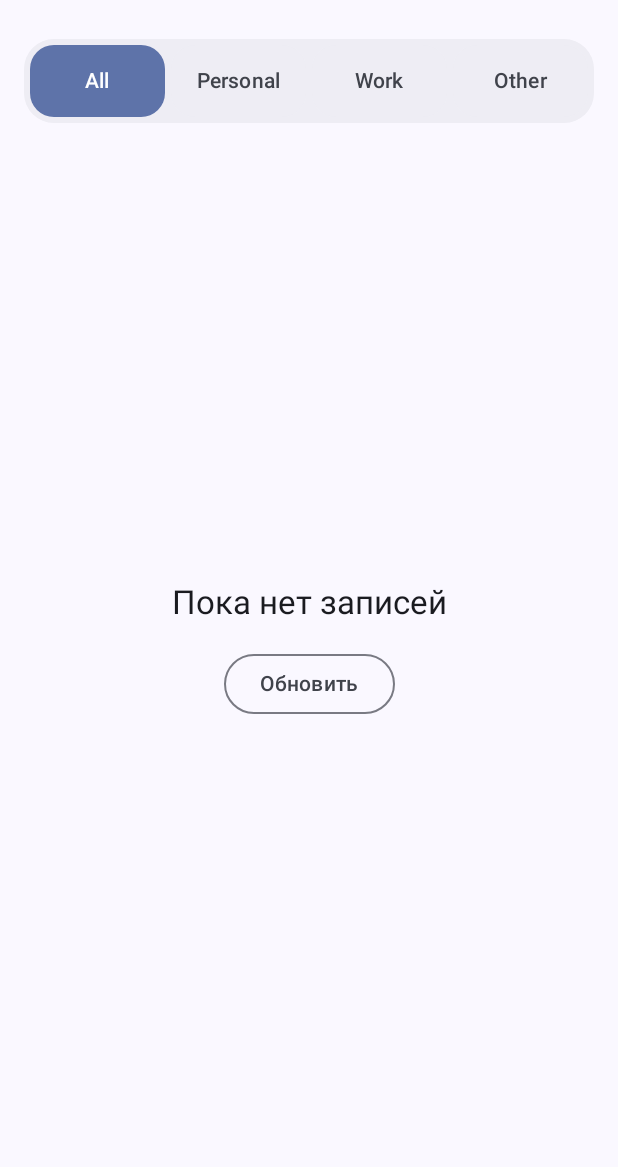
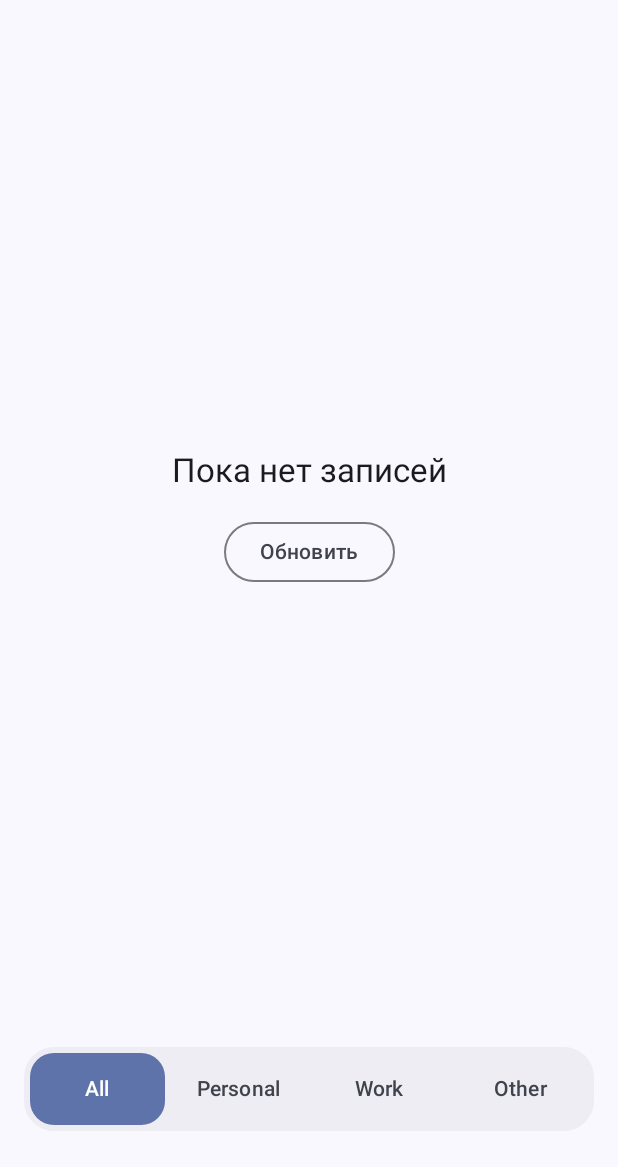
Before and after one commit to 5050d0/android2026, an Android app built with Jetpack Compose: the screen it shows after launch (MainActivity), on a phone screen of 412 x 824 dp, the part 69-1236 px from its top. Run offline under Robolectric (Android 15) with nearby library versions, the phone set to English and light mode, and no system bars.

Commit message:
Lab4 progress - ui changes

```diff
--- a/App/app/src/main/java/com/sosodo/convenientauthenticator/MainActivity.kt
+++ b/App/app/src/main/java/com/sosodo/convenientauthenticator/MainActivity.kt
@@ -426,12 +426,15 @@ fun AuthenticatorScreen(
                     ),
             ) {
                 AuthenticatorAppBar(onAdd = onAdd, onMenu = onMenu)
-                GroupSelector(
-                    selectedGroup = selectedGroup,
-                    onGroupSelected = onGroupSelected,
-                )
+
             }
         },
+        bottomBar = {
+            GroupSelector(
+                selectedGroup = selectedGroup,
+                onGroupSelected = onGroupSelected,
+            )
+        }
     ) { insets ->
         if (displayState != AuthenticatorScreenState.Content) {
             AuthenticatorStatusContent(
@@ -512,7 +515,7 @@ private fun GroupSelector(
     Box(
         modifier = Modifier
             .fillMaxWidth()
-            .padding(horizontal = 16.dp, vertical = 8.dp),
+            .padding(horizontal = 16.dp, vertical = 24.dp),
     ) {
         Row(
             modifier = Modifier
```
